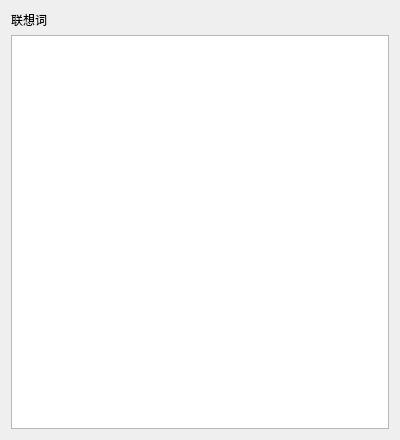
Qt form ui/component/ui_line_edit_help_widget.ui (tonquer/JMComic-qt) before a commit.
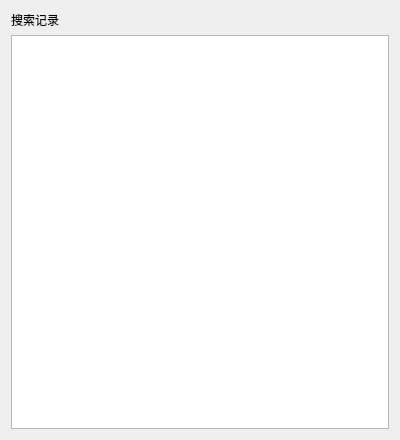
The same form after that commit.

Diff of the .ui file:
```diff
--- a/ui/component/ui_line_edit_help_widget.ui
+++ b/ui/component/ui_line_edit_help_widget.ui
@@ -17,7 +17,7 @@
    <item>
     <widget class="QLabel" name="label">
      <property name="text">
-      <string>联想词</string>
+      <string>搜索记录</string>
      </property>
     </widget>
    </item>
```
